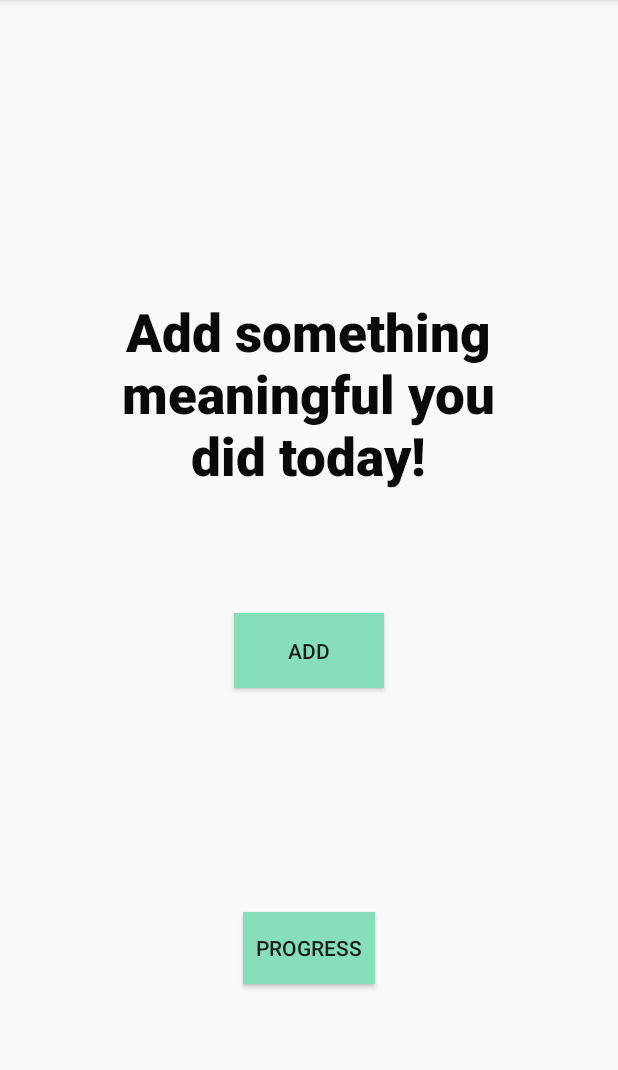
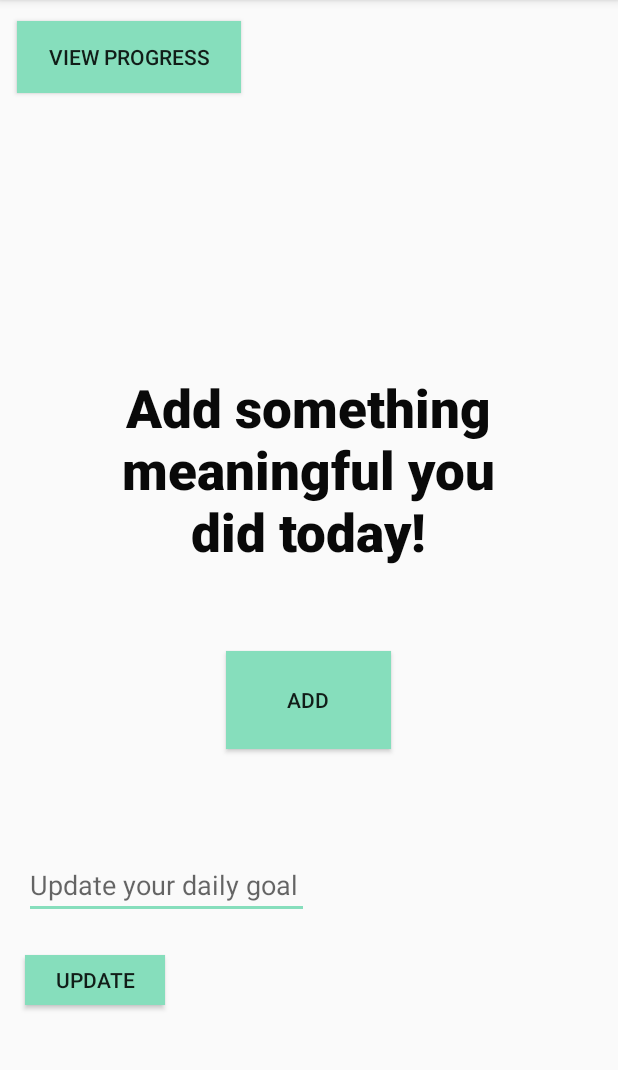
Before and after one commit to guillermo31/MeaningfulDay, an Android app: the screen it shows after launch (MainActivity), on a phone screen of 412 x 824 dp, the part 84-1154 px from its top. Run offline under Robolectric (Android 15) with nearby library versions, the phone set to English and light mode, and no system bars.

Commit message:
Fixed crashing error

```diff
--- a/app/src/main/java/com/guillermoramos/meaningfulday/controller/MainActivity.java
+++ b/app/src/main/java/com/guillermoramos/meaningfulday/controller/MainActivity.java
@@ -8,6 +8,7 @@ import android.support.v7.app.AppCompatActivity;
 import android.os.Bundle;
 import android.view.View;
 import android.widget.Button;
+import android.widget.EditText;
 
 import com.google.gson.Gson;
 import com.google.gson.reflect.TypeToken;
@@ -21,6 +22,7 @@ public class MainActivity extends AppCompatActivity {
 
     private Button addButton;
     private Button progressButton;
+    private Button updateButton;
     static ArrayList<MeaningfulTask> taskList;
     static int dailyGoal;
 
@@ -32,19 +34,36 @@ public class MainActivity extends AppCompatActivity {
         loadTaskList();
         loadDailyGoal();
 
+        final EditText updatedGoal = findViewById(R.id.dailyGoalInput);
+
         addButton = (Button) findViewById(R.id.add_button);
         progressButton = (Button) findViewById(R.id.progressPage);
+        updateButton = (Button) findViewById(R.id.udpateButton);
 
-        addButton.setOnClickListener(new View.OnClickListener() {
+        addButton.setOnClickListener(new View.OnClickListener()
+        {
             @Override
-            public void onClick(View v) {
+            public void onClick(View v)
+            {
                 openAddScreen();
             }
         });
-        progressButton.setOnClickListener(new View.OnClickListener() {
+        progressButton.setOnClickListener(new View.OnClickListener()
+        {
             @Override
-            public void onClick(View v) {
+            public void onClick(View v)
+            {
                 openProgressScreen();
+            }
+        });
+        updateButton.setOnClickListener(new View.OnClickListener()
+        {
+            @Override
+            public void onClick(View v)
+            {
+                String value = updatedGoal.getText().toString();
+                dailyGoal = Integer.parseInt(value);
+                saveDailyGoal();
             }
         });
 
@@ -80,5 +99,12 @@ public class MainActivity extends AppCompatActivity {
         dailyGoal = sharedPreferences.getInt("daily goal", 0);
     }
 
+    public void saveDailyGoal()
+    {
+        SharedPreferences sharedPreferences = getSharedPreferences("shared preferences", 0);
+        SharedPreferences.Editor editor = sharedPreferences.edit();
+        editor.putInt("daily goal", dailyGoal).commit();
+    }
+
 
 }
--- a/app/src/main/res/layout/activity_main.xml
+++ b/app/src/main/res/layout/activity_main.xml
@@ -12,10 +12,10 @@
         android:layout_height="153dp"
         android:layout_marginStart="54dp"
         android:layout_marginLeft="54dp"
-        android:layout_marginTop="190dp"
+        android:layout_marginTop="87dp"
         android:layout_marginEnd="55dp"
         android:layout_marginRight="55dp"
-        android:layout_marginBottom="24dp"
+        android:layout_marginBottom="14dp"
         android:gravity="center"
         android:text="Add something meaningful you did today!"
         android:textColor="@color/colorPrimary"
@@ -24,39 +24,67 @@
         app:layout_constraintBottom_toTopOf="@+id/add_button"
         app:layout_constraintEnd_toEndOf="parent"
         app:layout_constraintStart_toStartOf="parent"
-        app:layout_constraintTop_toTopOf="parent" />
+        app:layout_constraintTop_toBottomOf="@+id/progressPage" />
 
     <Button
         android:id="@+id/add_button"
-        android:layout_width="100dp"
-        android:layout_height="50dp"
+        android:layout_width="110dp"
+        android:layout_height="65dp"
         android:layout_marginStart="155dp"
         android:layout_marginLeft="155dp"
-        android:layout_marginTop="45dp"
+        android:layout_marginTop="30dp"
         android:layout_marginEnd="156dp"
         android:layout_marginRight="156dp"
-        android:layout_marginBottom="314dp"
+        android:layout_marginBottom="109dp"
         android:background="@color/colorAccent"
         android:text="Add"
-        app:layout_constraintBottom_toBottomOf="parent"
+        app:layout_constraintBottom_toTopOf="@+id/dailyGoalInput"
         app:layout_constraintEnd_toEndOf="parent"
         app:layout_constraintStart_toStartOf="parent"
         app:layout_constraintTop_toBottomOf="@+id/textView2" />
 
     <Button
         android:id="@+id/progressPage"
-        android:layout_width="wrap_content"
+        android:layout_width="149dp"
         android:layout_height="wrap_content"
-        android:layout_marginStart="161dp"
-        android:layout_marginLeft="161dp"
-        android:layout_marginTop="147dp"
-        android:layout_marginEnd="162dp"
-        android:layout_marginRight="162dp"
-        android:layout_marginBottom="110dp"
+        android:layout_marginStart="11dp"
+        android:layout_marginLeft="11dp"
+        android:layout_marginTop="55dp"
+        android:layout_marginEnd="251dp"
+        android:layout_marginRight="251dp"
+        android:layout_marginBottom="87dp"
         android:background="@color/colorAccent"
-        android:text="Progress"
+        android:text="View Progress"
+        app:layout_constraintBottom_toTopOf="@+id/textView2"
+        app:layout_constraintEnd_toEndOf="parent"
+        app:layout_constraintStart_toStartOf="parent"
+        app:layout_constraintTop_toTopOf="parent" />
+
+    <EditText
+        android:id="@+id/dailyGoalInput"
+        android:layout_width="190dp"
+        android:layout_height="wrap_content"
+        android:layout_marginStart="16dp"
+        android:layout_marginLeft="16dp"
+        android:layout_marginBottom="24dp"
+        android:ems="10"
+        android:hint="Update your daily goal"
+        android:inputType="number"
+        app:layout_constraintBottom_toTopOf="@+id/udpateButton"
+        app:layout_constraintStart_toStartOf="parent" />
+
+    <Button
+        android:id="@+id/udpateButton"
+        android:layout_width="93dp"
+        android:layout_height="33dp"
+        android:layout_marginStart="16dp"
+        android:layout_marginLeft="16dp"
+        android:layout_marginEnd="302dp"
+        android:layout_marginRight="302dp"
+        android:layout_marginBottom="98dp"
+        android:background="@color/colorAccent"
+        android:text="Update"
         app:layout_constraintBottom_toBottomOf="parent"
         app:layout_constraintEnd_toEndOf="parent"
-        app:layout_constraintStart_toStartOf="parent"
-        app:layout_constraintTop_toBottomOf="@+id/add_button" />
+        app:layout_constraintStart_toStartOf="parent" />
 </android.support.constraint.ConstraintLayout>
```
Also changed, not shown: app/src/main/java/com/guillermoramos/meaningfulday/controller/AddActivity.java (+1 -23 lines), app/src/main/res/layout/activity_add.xml (+3 -25 lines).
